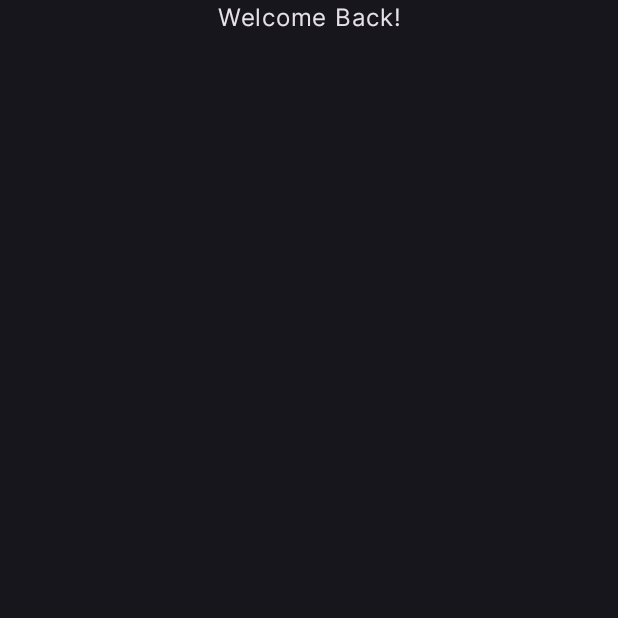
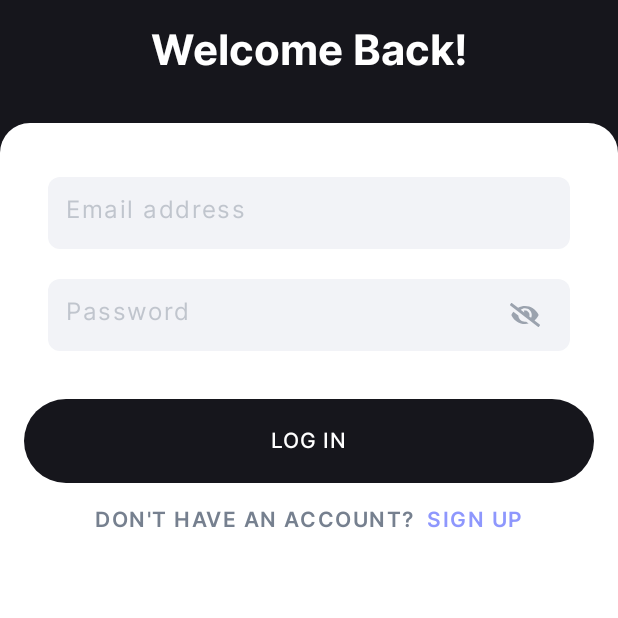
Before and after one commit to SergeyUshatov/tasky, an Android app built with Jetpack Compose: the screen it shows after launch (MainActivity), on a phone screen of 412 x 824 dp, the top half of it. Before the commit the part shown is almost empty. Run offline under Robolectric (Android 15) with nearby library versions, the phone set to English and light mode, and no system bars; our stand-ins replace Navigation 3.

Commit message:
signin screen part 2

```diff
--- a/app/src/main/java/com/sergius/tasky/MainActivity.kt
+++ b/app/src/main/java/com/sergius/tasky/MainActivity.kt
@@ -8,7 +8,7 @@ import androidx.compose.foundation.layout.fillMaxSize
 import androidx.compose.material3.MaterialTheme
 import androidx.compose.material3.Surface
 import androidx.compose.ui.Modifier
-import com.sergius.core.presentation.designsystem.TaskyTheme
+import com.sergius.core.presentation.designsystem.theme.TaskyTheme
 import com.sergius.tasky.navigation.NavigationRoot
 
 class MainActivity : ComponentActivity() {
--- a/auth/presentation/src/main/java/com/sergius/auth/presentation/SignInScreenAction.kt
+++ b/auth/presentation/src/main/java/com/sergius/auth/presentation/SignInScreenAction.kt
@@ -2,4 +2,5 @@ package com.sergius.auth.presentation
 
 sealed interface SignInScreenAction {
     data object OnLoginButtonClick : SignInScreenAction
+    data object OnSignUpClick : SignInScreenAction
 }
--- a/auth/presentation/src/main/java/com/sergius/auth/presentation/SignInScreenRoot.kt
+++ b/auth/presentation/src/main/java/com/sergius/auth/presentation/SignInScreenRoot.kt
@@ -1,16 +1,34 @@
 package com.sergius.auth.presentation
 
 import androidx.compose.foundation.background
+import androidx.compose.foundation.clickable
+import androidx.compose.foundation.layout.Arrangement
 import androidx.compose.foundation.layout.Column
+import androidx.compose.foundation.layout.Row
+import androidx.compose.foundation.layout.Spacer
 import androidx.compose.foundation.layout.fillMaxSize
 import androidx.compose.foundation.layout.fillMaxWidth
+import androidx.compose.foundation.layout.height
+import androidx.compose.foundation.layout.padding
+import androidx.compose.foundation.shape.RoundedCornerShape
+import androidx.compose.foundation.text.input.rememberTextFieldState
 import androidx.compose.material3.MaterialTheme
+import androidx.compose.material3.Scaffold
 import androidx.compose.material3.Text
 import androidx.compose.runtime.Composable
+import androidx.compose.ui.Alignment
 import androidx.compose.ui.Modifier
+import androidx.compose.ui.draw.clip
+import androidx.compose.ui.res.stringResource
+import androidx.compose.ui.text.input.KeyboardType
 import androidx.compose.ui.text.style.TextAlign
 import androidx.compose.ui.tooling.preview.Preview
-import com.sergius.core.presentation.designsystem.TaskyTheme
+import androidx.compose.ui.unit.dp
+import com.sergius.core.presentation.designsystem.PasswordHidden
+import com.sergius.core.presentation.designsystem.elements.TaskyActionButton
+import com.sergius.core.presentation.designsystem.elements.TaskyTextField
+import com.sergius.core.presentation.designsystem.theme.TaskyLightLink
+import com.sergius.core.presentation.designsystem.theme.TaskyTheme
 
 @Composable
 fun SignInScreenRoot() {
@@ -18,8 +36,9 @@ fun SignInScreenRoot() {
         onAction = { action ->
             when (action) {
                 SignInScreenAction.OnLoginButtonClick -> {
+                }
 
-                }
+                SignInScreenAction.OnSignUpClick -> {}
             }
         }
     )
@@ -29,17 +48,92 @@ fun SignInScreenRoot() {
 fun SignInScreen(
     onAction: (SignInScreenAction) -> Unit
 ) {
+    Scaffold { innerPadding ->
+        Column(
+            modifier = Modifier
+                .padding(innerPadding)
+                .fillMaxSize()
+                .background(color = MaterialTheme.colorScheme.primary),
+        ) {
+            Text(
+                text = "Welcome Back!",
+                textAlign = TextAlign.Center,
+                style = MaterialTheme.typography.headlineMedium,
+                modifier = Modifier
+                    .fillMaxWidth()
+                    .padding(top = 16.dp),
+            )
+
+            Spacer(modifier = Modifier.padding(vertical = 16.dp))
             Column(
                 modifier = Modifier
                     .fillMaxSize()
-            .background(color = MaterialTheme.colorScheme.background),
+                    .clip(RoundedCornerShape(topStart = 20.dp, topEnd = 20.dp))
+                    .background(color = MaterialTheme.colorScheme.surface)
+            ) {
+
+                Column(
+                    modifier = Modifier
+                        .fillMaxSize()
+                        .padding(horizontal = 16.dp)
+                        .padding(vertical = 32.dp),
+                ) {
+                    TaskyTextField(
+                        state = rememberTextFieldState(""),
+                        keyboardType = KeyboardType.Email,
+                        placeholder = stringResource(R.string.email_address),
+                        modifier = Modifier
+                            .fillMaxWidth()
+                            .padding(horizontal = 16.dp)
+                    )
+
+                    Spacer(modifier = Modifier.height(16.dp))
+                    TaskyTextField(
+                        state = rememberTextFieldState(""),
+                        keyboardType = KeyboardType.Password,
+                        placeholder = stringResource(R.string.password),
+                        endIcon = PasswordHidden,
+                        modifier = Modifier
+                            .fillMaxWidth()
+                            .padding(horizontal = 16.dp)
+                    )
+
+                    Spacer(modifier = Modifier.height(32.dp))
+                    TaskyActionButton(
+                        text = stringResource(R.string.log_in),
+                        isLoading = false,
+                        onClick = {},
+                        modifier = Modifier
+                            .fillMaxWidth(),
+                        )
+
+                    Spacer(modifier = Modifier.height(16.dp))
+                    Row(modifier = Modifier
+                        .fillMaxWidth(),
+                        horizontalArrangement = Arrangement.Center,
+                        verticalAlignment = Alignment.CenterVertically
                     ) {
                         Text(
-            text = "Welcome Back!",
-            modifier = Modifier.fillMaxWidth(),
-            textAlign = TextAlign.Center,
-            color = MaterialTheme.colorScheme.onBackground,
+                            text = stringResource(R.string.don_t_have_an_account),
+                            style = MaterialTheme.typography.labelSmall,
+                            color = MaterialTheme.colorScheme.onSurfaceVariant,
+                            modifier = Modifier
                         )
+                        Spacer(modifier = Modifier.padding(horizontal = 4.dp))
+                        Text(
+                            text = stringResource(R.string.sign_up),
+                            style = MaterialTheme.typography.labelSmall,
+                            color = TaskyLightLink,
+                            modifier = Modifier
+                                .clickable {
+                                    onAction(SignInScreenAction.OnSignUpClick)
+                                }
+                        )
+                    }
+                }
+
+            }
+        }
     }
 }
 
--- /dev/null
+++ b/auth/presentation/src/main/res/values/strings.xml
@@ -0,0 +1,8 @@
+<?xml version="1.0" encoding="utf-8"?>
+<resources>
+    <string name="log_in">LOG IN</string>
+    <string name="password">Password</string>
+    <string name="email_address">Email address</string>
+    <string name="sign_up">SIGN UP</string>
+    <string name="don_t_have_an_account">DON\'T HAVE AN ACCOUNT?</string>
+</resources>
--- a/core/presentation/designsystem/src/main/java/com/sergius/core/presentation/designsystem/Icons.kt
+++ b/core/presentation/designsystem/src/main/java/com/sergius/core/presentation/designsystem/Icons.kt
@@ -7,3 +7,7 @@ import androidx.compose.ui.res.vectorResource
 val AppLogo: ImageVector
     @Composable
     get() = ImageVector.vectorResource(id = R.drawable.tasky_logo)
+
+val PasswordHidden: ImageVector
+    @Composable
+    get() = ImageVector.vectorResource(id = R.drawable.eye_closed)
--- /dev/null
+++ b/core/presentation/designsystem/src/main/java/com/sergius/core/presentation/designsystem/elements/TaskyActionButton.kt
@@ -0,0 +1,63 @@
+package com.sergius.core.presentation.designsystem.elements
+
+import androidx.compose.foundation.layout.Box
+import androidx.compose.foundation.layout.IntrinsicSize
+import androidx.compose.foundation.layout.fillMaxWidth
+import androidx.compose.foundation.layout.height
+import androidx.compose.foundation.layout.padding
+import androidx.compose.foundation.layout.size
+import androidx.compose.foundation.shape.RoundedCornerShape
+import androidx.compose.material3.Button
+import androidx.compose.material3.ButtonDefaults
+import androidx.compose.material3.CircularProgressIndicator
+import androidx.compose.material3.MaterialTheme
+import androidx.compose.material3.Text
+import androidx.compose.runtime.Composable
+import androidx.compose.ui.Alignment
+import androidx.compose.ui.Modifier
+import androidx.compose.ui.draw.alpha
+import androidx.compose.ui.text.font.FontWeight
+import androidx.compose.ui.unit.dp
+
+@Composable
+fun TaskyActionButton(
+    text: String,
+    isLoading: Boolean,
+    modifier: Modifier = Modifier,
+    enabled: Boolean = true,
+    onClick: () -> Unit
+) {
+    Button(
+        onClick = onClick,
+        enabled = enabled,
+        colors = ButtonDefaults.buttonColors(
+            containerColor = MaterialTheme.colorScheme.primary,
+            contentColor = MaterialTheme.colorScheme.onPrimary,
+        ),
+        shape = RoundedCornerShape(100f),
+        modifier = modifier
+            .height(IntrinsicSize.Min)
+    ) {
+        Box(
+            modifier = Modifier
+                .fillMaxWidth()
+                .padding(vertical = 8.dp),
+            contentAlignment = Alignment.Center
+        ) {
+            CircularProgressIndicator(
+                modifier = Modifier
+                    .size(15.dp)
+                    .alpha(if (isLoading) 1f else 0f),
+                strokeWidth = 1.5.dp,
+                color = MaterialTheme.colorScheme.onPrimary
+            )
+            Text(
+                text = text,
+                modifier = Modifier
+                    .alpha(if(isLoading) 0f else 1f),
+                fontWeight = FontWeight.Medium,
+                color = MaterialTheme.colorScheme.onPrimary
+            )
+        }
+    }
+}
--- /dev/null
+++ b/core/presentation/designsystem/src/main/java/com/sergius/core/presentation/designsystem/elements/TaskyTextField.kt
@@ -0,0 +1,153 @@
+package com.sergius.core.presentation.designsystem.elements
+
+import androidx.compose.foundation.background
+import androidx.compose.foundation.border
+import androidx.compose.foundation.layout.Arrangement
+import androidx.compose.foundation.layout.Box
+import androidx.compose.foundation.layout.Column
+import androidx.compose.foundation.layout.Row
+import androidx.compose.foundation.layout.Spacer
+import androidx.compose.foundation.layout.fillMaxWidth
+import androidx.compose.foundation.layout.height
+import androidx.compose.foundation.layout.padding
+import androidx.compose.foundation.layout.width
+import androidx.compose.foundation.shape.RoundedCornerShape
+import androidx.compose.foundation.text.BasicTextField
+import androidx.compose.foundation.text.KeyboardOptions
+import androidx.compose.foundation.text.input.TextFieldLineLimits
+import androidx.compose.foundation.text.input.TextFieldState
+import androidx.compose.foundation.text.input.rememberTextFieldState
+import androidx.compose.material.icons.Icons
+import androidx.compose.material.icons.filled.Check
+import androidx.compose.material3.Icon
+import androidx.compose.material3.LocalTextStyle
+import androidx.compose.material3.MaterialTheme
+import androidx.compose.material3.Text
+import androidx.compose.runtime.Composable
+import androidx.compose.runtime.getValue
+import androidx.compose.runtime.mutableStateOf
+import androidx.compose.runtime.remember
+import androidx.compose.runtime.setValue
+import androidx.compose.ui.Alignment
+import androidx.compose.ui.Modifier
+import androidx.compose.ui.draw.clip
+import androidx.compose.ui.focus.onFocusChanged
+import androidx.compose.ui.graphics.Color
+import androidx.compose.ui.graphics.SolidColor
+import androidx.compose.ui.graphics.vector.ImageVector
+import androidx.compose.ui.text.input.KeyboardType
+import androidx.compose.ui.tooling.preview.Preview
+import androidx.compose.ui.unit.dp
+import androidx.compose.ui.unit.sp
+import com.sergius.core.presentation.designsystem.theme.TaskyTheme
+
+@Composable
+fun TaskyTextField(
+    state: TextFieldState,
+    endIcon: ImageVector? = null,
+    placeholder: String,
+    modifier: Modifier = Modifier,
+    error: String? = null,
+    keyboardType: KeyboardType = KeyboardType.Text,
+) {
+    var isFocused by remember { mutableStateOf(false) }
+    Column(
+        modifier = modifier
+    ) {
+        Row(
+            modifier = Modifier
+                .fillMaxWidth(),
+            horizontalArrangement = Arrangement.SpaceBetween,
+            verticalAlignment = Alignment.CenterVertically
+        ) {
+            error?.let {
+                Text(
+                    text = error,
+                    color = MaterialTheme.colorScheme.error,
+                    fontSize = 12.sp
+                )
+            }
+        }
+
+        Spacer(modifier = Modifier.height(4.dp))
+        BasicTextField(
+            state = state,
+            textStyle = LocalTextStyle.current.copy(color = MaterialTheme.colorScheme.onBackground),
+            keyboardOptions = KeyboardOptions(keyboardType = keyboardType),
+            lineLimits = TextFieldLineLimits.SingleLine,
+            cursorBrush = SolidColor(MaterialTheme.colorScheme.onBackground),
+            modifier = Modifier
+                .clip(RoundedCornerShape(8.dp))
+                .background(
+                    color = if (isFocused) {
+                        MaterialTheme.colorScheme.primary.copy(alpha = 0.05f)
+                    } else {
+                        MaterialTheme.colorScheme.onSurface
+                    }
+                )
+                .border(
+                    width = 1.dp,
+                    color = if (isFocused) {
+                        MaterialTheme.colorScheme.primary
+                    } else {
+                        Color.Transparent
+                    },
+                    shape = RoundedCornerShape(8.dp)
+                )
+                .padding(12.dp)
+                .onFocusChanged {
+                    isFocused = it.isFocused
+                },
+            decorator = { innerBox ->
+                Row(
+                    modifier = Modifier
+                        .fillMaxWidth(),
+                    verticalAlignment = Alignment.CenterVertically
+                ) {
+                    Box(
+                        modifier = Modifier
+                            .weight(1f)
+                    ) {
+                        if (state.text.isEmpty() && !isFocused) {
+                            Text(
+                                text = placeholder,
+                                style = MaterialTheme.typography.bodyMedium,
+                                color = MaterialTheme.colorScheme.onSurfaceVariant.copy(
+                                    alpha = 0.4f
+                                ),
+                                modifier = Modifier.fillMaxWidth()
+                            )
+                        }
+                        innerBox()
+                    }
+
+                    endIcon?.let {
+                        Spacer(modifier = Modifier.width(16.dp))
+                        Icon(
+                            imageVector = endIcon,
+                            contentDescription = null,
+                            tint = MaterialTheme.colorScheme.onSurfaceVariant,
+                            modifier = Modifier
+                                .padding(end = 8.dp)
+                        )
+                    }
+                }
+            }
+        )
+    }
+}
+
+@Preview
+@Composable
+private fun RuniqueTextFieldPreview() {
+    TaskyTheme {
+        TaskyTextField(
+            state = rememberTextFieldState(),
+            error = "Invalid email address",
+            endIcon = Icons.Default.Check,
+            placeholder = "example@test.com",
+            modifier = Modifier
+                .fillMaxWidth()
+        )
+    }
+}
--- a/core/presentation/designsystem/src/main/java/com/sergius/core/presentation/designsystem/Color.kt
+++ b/core/presentation/designsystem/src/main/java/com/sergius/core/presentation/designsystem/theme/Color.kt
@@ -1,9 +1,14 @@
-package com.sergius.core.presentation.designsystem
+package com.sergius.core.presentation.designsystem.theme
 
 import androidx.compose.ui.graphics.Color
 
-val TaskyWhite = Color(0xFFFFFFFF)
-val TaskyWhite10 = Color(0xFFF2F3F7)
+val TaskyLightPrimary = Color(0xFF16161C)
+val TaskyLightOnPrimary = Color(0xFFFFFFFF)
+val TaskyLightSurface = Color(0xFFFFFFFF)
+val TaskyLightOnBackground = Color(0xFFFFFFFF)
+val TaskyLightOnSurface = Color(0xFFF2F3F7)
+val TaskyLightOnSurfaceVariant = Color(0xFF76808F)
+val TaskyLightLink = Color(0xFF8E97FD)
 val TaskyBlack = Color(0xFF16161C)
 val TaskyBlack10 = Color(0xFF242428)
 val TaskyGreen = Color(0xFF52B28D)
--- a/core/presentation/designsystem/src/main/java/com/sergius/core/presentation/designsystem/Theme.kt
+++ b/core/presentation/designsystem/src/main/java/com/sergius/core/presentation/designsystem/theme/Theme.kt
@@ -1,22 +1,26 @@
-package com.sergius.core.presentation.designsystem
+package com.sergius.core.presentation.designsystem.theme
 
 import android.app.Activity
 import androidx.compose.foundation.isSystemInDarkTheme
 import androidx.compose.material3.MaterialTheme
 import androidx.compose.material3.darkColorScheme
+import androidx.compose.material3.lightColorScheme
 import androidx.compose.runtime.Composable
 import androidx.compose.runtime.SideEffect
 import androidx.compose.ui.platform.LocalView
 import androidx.core.view.WindowCompat
 
-val LightColorScheme = darkColorScheme(
-    primary = TaskyWhite,
+val LightColorScheme = lightColorScheme(
+    primary = TaskyLightPrimary,
+    onPrimary = TaskyLightOnPrimary,
     background = TaskyBlack,
+    onBackground = TaskyLightOnBackground,
     secondary = TaskyGreen,
     tertiary = TaskyLightGreen,
-    primaryContainer = TaskyWhite,
-    secondaryContainer = TaskyWhite10,
-    onSurface = TaskyWhite,
+    primaryContainer = TaskyLightPrimary,
+    surface = TaskyLightSurface,
+    onSurface = TaskyLightOnSurface,
+    onSurfaceVariant = TaskyLightOnSurfaceVariant,
     error = TaskyRed,
     tertiaryContainer = TaskyLightPurple
 )
@@ -27,7 +31,7 @@ val DarkColorScheme = darkColorScheme(
     secondary = TaskyGreen,
     tertiary = TaskyLightGreen,
     secondaryContainer = TaskyBlack10,
-    onSurface = TaskyWhite,
+    onSurface = TaskyLightPrimary,
     error = TaskyDarkRed,
     tertiaryContainer = TaskyDarkPurple
 )
@@ -48,7 +52,7 @@ fun TaskyTheme(
 
     MaterialTheme(
         colorScheme = colorScheme,
-        typography = Typography,
+        typography = LightTypography,
         content = content
     )
 }
--- a/core/presentation/designsystem/src/main/java/com/sergius/core/presentation/designsystem/Typography.kt
+++ b/core/presentation/designsystem/src/main/java/com/sergius/core/presentation/designsystem/theme/Typography.kt
@@ -1,11 +1,13 @@
-package com.sergius.core.presentation.designsystem
+package com.sergius.core.presentation.designsystem.theme
 
 import androidx.compose.material3.Typography
 import androidx.compose.ui.text.TextStyle
 import androidx.compose.ui.text.font.Font
 import androidx.compose.ui.text.font.FontFamily
+import androidx.compose.ui.text.font.FontStyle
 import androidx.compose.ui.text.font.FontWeight
 import androidx.compose.ui.unit.sp
+import com.sergius.core.presentation.designsystem.R
 
 val Inter = FontFamily(
     Font(
@@ -30,7 +32,7 @@ val Inter = FontFamily(
     ),
 )
 
-val Typography = Typography(
+val LightTypography = Typography(
     bodySmall = TextStyle(
         fontFamily = Inter,
         fontWeight = FontWeight.Companion.Normal,
@@ -41,8 +43,10 @@ val Typography = Typography(
     bodyMedium = TextStyle(
         fontFamily = Inter,
         fontWeight = FontWeight.Companion.Normal,
-        fontSize = 14.sp,
-        lineHeight = 22.sp,
+        fontSize = 16.sp,
+        lineHeight = 24.sp,
+        letterSpacing = 1.sp,
+        color = TaskyLightOnSurfaceVariant
     ),
     bodyLarge = TextStyle(
         fontFamily = Inter,
@@ -57,10 +61,19 @@ val Typography = Typography(
         fontSize = 14.sp,
         lineHeight = 24.sp,
     ),
+    labelSmall = TextStyle(
+        fontFamily = Inter,
+        fontWeight = FontWeight.Companion.SemiBold,
+        fontStyle = FontStyle.Normal,
+        fontSize = 14.sp,
+        lineHeight = 20.sp,
+        letterSpacing = 1.sp,
+    ),
     headlineMedium = TextStyle(
         fontFamily = Inter,
-        fontWeight = FontWeight.Companion.SemiBold,
-        fontSize = 24.sp,
-        color = TaskyWhite
+        fontWeight = FontWeight.Companion.Bold,
+        fontSize = 28.sp,
+        lineHeight = 30.sp,
+        color = TaskyLightOnBackground
     ),
 )
```
Also changed, not shown: 1 other file. Lines whose indentation alone changed are shown as unchanged.
